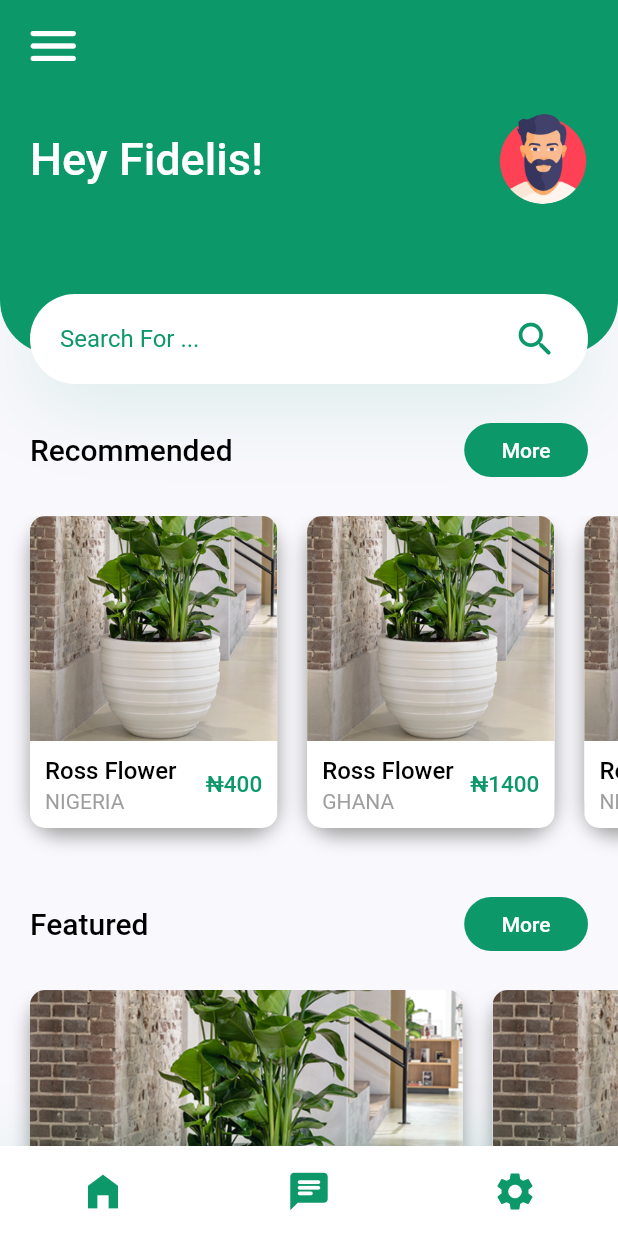
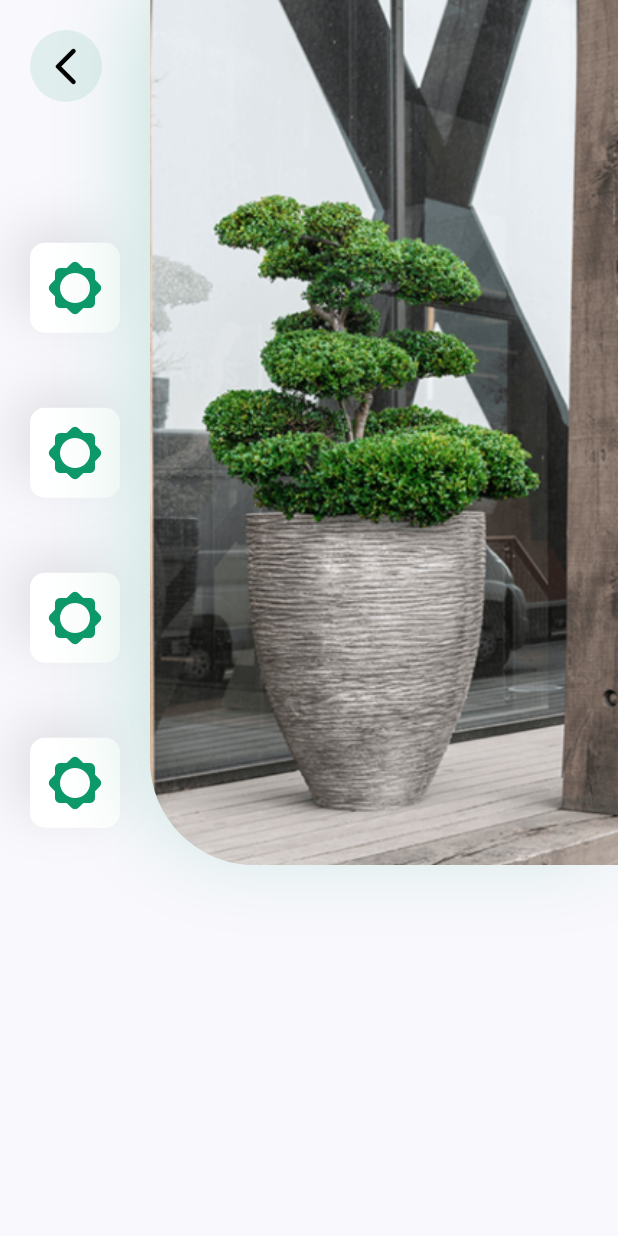
Before and after one commit to fidelity2851/Flutter-Plant-App, a Flutter app: the screen it shows after launch, on a phone screen of 412 x 824 dp. Run offline on Flutter 3.47's test engine with Material 2 defaults, Android fonts, the phone set to English and light mode, and no system bars.

Commit message:
Added Details Screen BUT not done designing

```diff
--- a/lib/components/home/recommended_plants.dart
+++ b/lib/components/home/recommended_plants.dart
@@ -25,25 +25,25 @@ class RecommendedPlants extends StatelessWidget {
             price: 400,
           ),
           RecommendedItem(
-            imagePath: 'assets/images/plant1.png',
+            imagePath: 'assets/images/plant2.png',
             name: 'Ross Flower',
             country: 'Ghana',
             price: 1400,
           ),
           RecommendedItem(
-            imagePath: 'assets/images/plant1.png',
+            imagePath: 'assets/images/plant3.png',
             name: 'Ross Flower',
             country: 'Nigeria',
             price: 400,
           ),
           RecommendedItem(
-            imagePath: 'assets/images/plant1.png',
+            imagePath: 'assets/images/plant4.png',
             name: 'Ross Flower',
             country: 'Ghana',
             price: 1400,
           ),
           RecommendedItem(
-            imagePath: 'assets/images/plant1.png',
+            imagePath: 'assets/images/plant5.png',
             name: 'Ross Flower',
             country: 'Nigeria',
             price: 400,
@@ -104,6 +104,7 @@ class RecommendedItem extends StatelessWidget {
                 imagePath,
               ),
               height: 150,
+              width: double.infinity,
               fit: BoxFit.cover,
             ),
           ),
--- a/lib/main.dart
+++ b/lib/main.dart
@@ -1,6 +1,7 @@
 import 'package:flutter/material.dart';
 import 'package:plant_app/constants.dart';
 import 'package:plant_app/pages/home.dart';
+import 'package:plant_app/pages/details.dart';
 
 void main() {
   runApp(const MyApp());
@@ -15,13 +16,22 @@ class MyApp extends StatelessWidget {
     return MaterialApp(
       debugShowCheckedModeBanner: false,
       title: 'Flutter Plant App',
-      home: const HomeScreen(),
-      theme: ThemeData(
-        scaffoldBackgroundColor: kBackgroundColor,
-        primaryColor: Colors.amber,
-        textTheme: Theme.of(context).textTheme.apply(bodyColor: kTextColor),
-        visualDensity: VisualDensity.adaptivePlatformDensity,
-      ),
+      // home: const HomeScreen(),
+      theme: themeSetting(context),
+      initialRoute: '/details',
+      routes: {
+        '/': (context) => const HomeScreen(),
+        '/details': (context) => const DetailScreen(),
+      },
+    );
+  }
+
+  ThemeData themeSetting(BuildContext context) {
+    return ThemeData(
+      scaffoldBackgroundColor: kBackgroundColor,
+      primaryColor: Colors.amber,
+      textTheme: Theme.of(context).textTheme.apply(bodyColor: kTextColor),
+      visualDensity: VisualDensity.adaptivePlatformDensity,
     );
   }
 }
--- /dev/null
+++ b/lib/pages/details.dart
@@ -0,0 +1,128 @@
+import 'package:flutter/material.dart';
+import 'package:plant_app/constants.dart';
+
+class DetailScreen extends StatelessWidget {
+  const DetailScreen({Key? key}) : super(key: key);
+
+  @override
+  Widget build(BuildContext context) {
+    Size size = MediaQuery.of(context).size;
+    return SafeArea(
+      child: Scaffold(
+        body: Column(
+          children: [
+            SizedBox(
+              height: size.height * 0.7,
+              child: Row(
+                crossAxisAlignment: CrossAxisAlignment.start,
+                children: [
+                  Padding(
+                    padding: const EdgeInsets.only(
+                      top: 20,
+                      left: kDefaultPadding,
+                      right: kDefaultPadding,
+                    ),
+                    child: Column(
+                      mainAxisAlignment: MainAxisAlignment.spaceBetween,
+                      crossAxisAlignment: CrossAxisAlignment.start,
+                      children: [
+                        Align(
+                          child: Container(
+                            decoration: BoxDecoration(
+                              color: kPrimaryColor.withOpacity(0.1),
+                              shape: BoxShape.circle,
+                            ),
+                            child: IconButton(
+                              color: Colors.black,
+                              icon: const Icon(
+                                Icons.arrow_back_ios_new_rounded,
+                                size: 30,
+                              ),
+                              onPressed: () {
+                                Navigator.pop(context);
+                              },
+                            ),
+                          ),
+                        ),
+                        Column(
+                          children: const [
+                            IconCard(iconData: Icons.brightness_low_rounded),
+                            IconCard(iconData: Icons.brightness_low_rounded),
+                            IconCard(iconData: Icons.brightness_low_rounded),
+                            IconCard(iconData: Icons.brightness_low_rounded),
+                          ],
+                        ),
+                      ],
+                    ),
+                  ),
+                  Expanded(
+                    child: Container(
+                      height: size.height * 0.7,
+                      width: size.width * 0.75,
+                      decoration: BoxDecoration(
+                        borderRadius: const BorderRadius.only(
+                          bottomLeft: Radius.circular(70),
+                        ),
+                        boxShadow: [
+                          BoxShadow(
+                            color: kPrimaryColor.withOpacity(0.2),
+                            offset: const Offset(-10, -10),
+                            blurRadius: 50,
+                          ),
+                        ],
+                        image: const DecorationImage(
+                          alignment: Alignment.centerRight,
+                          image: AssetImage('assets/images/plant4.png'),
+                          fit: BoxFit.cover,
+                        ),
+                      ),
+                    ),
+                  ),
+                ],
+              ),
+            ),
+          ],
+        ),
+      ),
+    );
+  }
+}
+
+class IconCard extends StatelessWidget {
+  const IconCard({
+    Key? key,
+    required this.iconData,
+  }) : super(key: key);
+
+  final IconData iconData;
+
+  @override
+  Widget build(BuildContext context) {
+    return Container(
+      height: 60,
+      width: 60,
+      margin: const EdgeInsets.symmetric(vertical: 25),
+      decoration: BoxDecoration(
+        color: Colors.white,
+        borderRadius: const BorderRadius.all(
+          Radius.circular(10),
+        ),
+        boxShadow: [
+          BoxShadow(
+            color: Colors.black.withOpacity(0.1),
+            offset: const Offset(-10, -10),
+            blurRadius: 30,
+          ),
+        ],
+      ),
+      child: IconButton(
+        color: kPrimaryColor,
+        onPressed: () {},
+        icon: Icon(
+          iconData,
+          size: 40,
+        ),
+      ),
+    );
+  }
+}
--- a/lib/pages/home.dart
+++ b/lib/pages/home.dart
@@ -1,4 +1,6 @@
 import 'package:flutter/material.dart';
+// import 'package:plant_app/utility/appbar.dart';
+import 'package:plant_app/utility/bottom_nav.dart';
 import 'package:plant_app/components/home/banner_with_search_form.dart';
 import 'package:plant_app/components/home/title_with_more_button.dart';
 import 'package:plant_app/components/home/recommended_plants.dart';
@@ -29,42 +31,7 @@ class HomeScreen extends StatelessWidget {
           ],
         ),
       ),
-      bottomNavigationBar: Container(
-        height: 60.0,
-        decoration: BoxDecoration(
-          color: Colors.white,
-          boxShadow: [
-            BoxShadow(
-              color: kPrimaryColor.withOpacity(0.2),
-              offset: const Offset(0, 10),
-              blurRadius: 50,
-            ),
-          ],
-        ),
-        child: Row(
-          mainAxisAlignment: MainAxisAlignment.spaceAround,
-          children: [
-            IconButton(
-              onPressed: () {},
-              icon: const Icon(Icons.home_filled),
-              color: kPrimaryColor,
-              iconSize: 30.0,
-            ),
-            IconButton(
-              onPressed: () {},
-              icon: const Icon(Icons.chat_rounded),
-              color: kPrimaryColor,
-              iconSize: 30.0,
-            ),
-            IconButton(
-              onPressed: () {},
-              icon: const Icon(Icons.settings),
-              color: kPrimaryColor,
-              iconSize: 30.0,
-            ),
-          ],
-        ),
-      ),
+      bottomNavigationBar: const BottomNav(),
     );
   }
 
```
Also changed, not shown: lib/components/home/featured_plant.dart (+20 -1 lines), lib/utility/appbar.dart (added, +20 -0 lines), lib/utility/bottom_nav.dart (added, +54 -0 lines), assets/images/plant2.png (added), assets/images/plant3.png (added), assets/images/plant4.png (added), assets/images/plant5.png (added), 1 other file.
